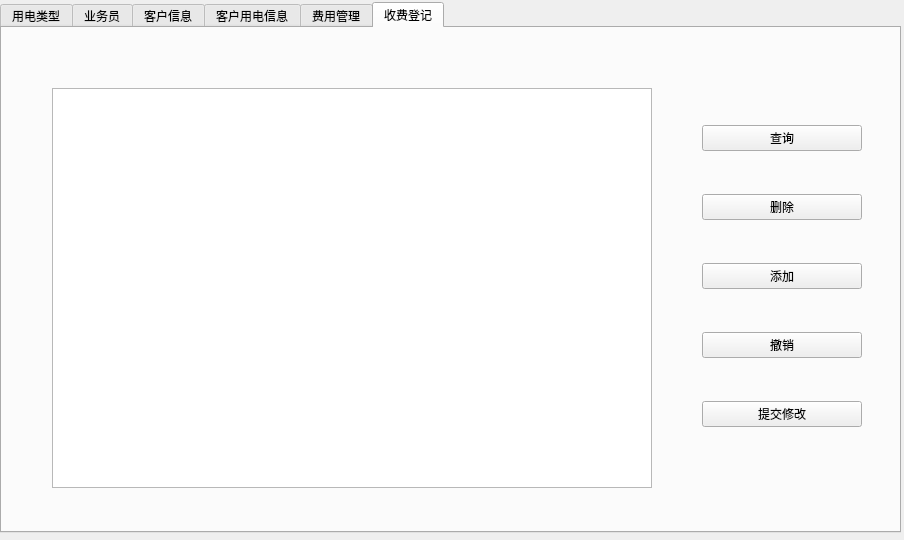
The window that src/widget.ui (wineee/ElectricalManager) describes before a commit, drawn with Qt 5.
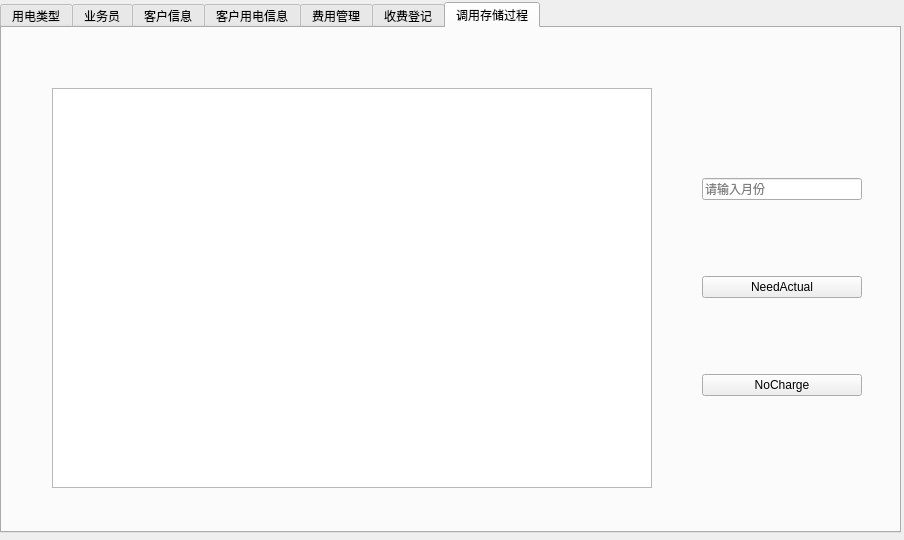
The same window after the commit. The open tabs and pages were chosen to show the change.

```diff
--- a/src/widget.ui
+++ b/src/widget.ui
@@ -382,17 +382,57 @@
         </property>
        </widget>
       </item>
+     </layout>
+    </widget>
+   </widget>
+   <widget class="QWidget" name="tab_7">
+    <attribute name="title">
+     <string>调用存储过程</string>
+    </attribute>
+    <widget class="QTableView" name="tableViewQuery">
+     <property name="geometry">
+      <rect>
+       <x>50</x>
+       <y>60</y>
+       <width>600</width>
+       <height>400</height>
+      </rect>
+     </property>
+     <attribute name="horizontalHeaderMinimumSectionSize">
+      <number>41</number>
+     </attribute>
+    </widget>
+    <widget class="QWidget" name="verticalLayoutWidget_4">
+     <property name="geometry">
+      <rect>
+       <x>700</x>
+       <y>80</y>
+       <width>160</width>
+       <height>361</height>
+      </rect>
+     </property>
+     <layout class="QVBoxLayout" name="verticalLayout_4">
       <item>
-       <widget class="QPushButton" name="pushButton_revert_Charge">
+       <widget class="QLineEdit" name="lineEdit_mons">
         <property name="text">
-         <string>撤销</string>
+         <string/>
         </property>
+        <property name="placeholderText">
+         <string>请输入月份</string>
+        </property>
        </widget>
       </item>
       <item>
-       <widget class="QPushButton" name="pushButton_updata_Charge">
+       <widget class="QPushButton" name="pushButton_NeedActual">
         <property name="text">
-         <string>提交修改</string>
+         <string>NeedActual</string>
+        </property>
+       </widget>
+      </item>
+      <item>
+       <widget class="QPushButton" name="pushButton_NoCharge">
+        <property name="text">
+         <string>NoCharge</string>
         </property>
        </widget>
       </item>
```
Left out of the diff: 12 changed lines with no effect on the pictures.
